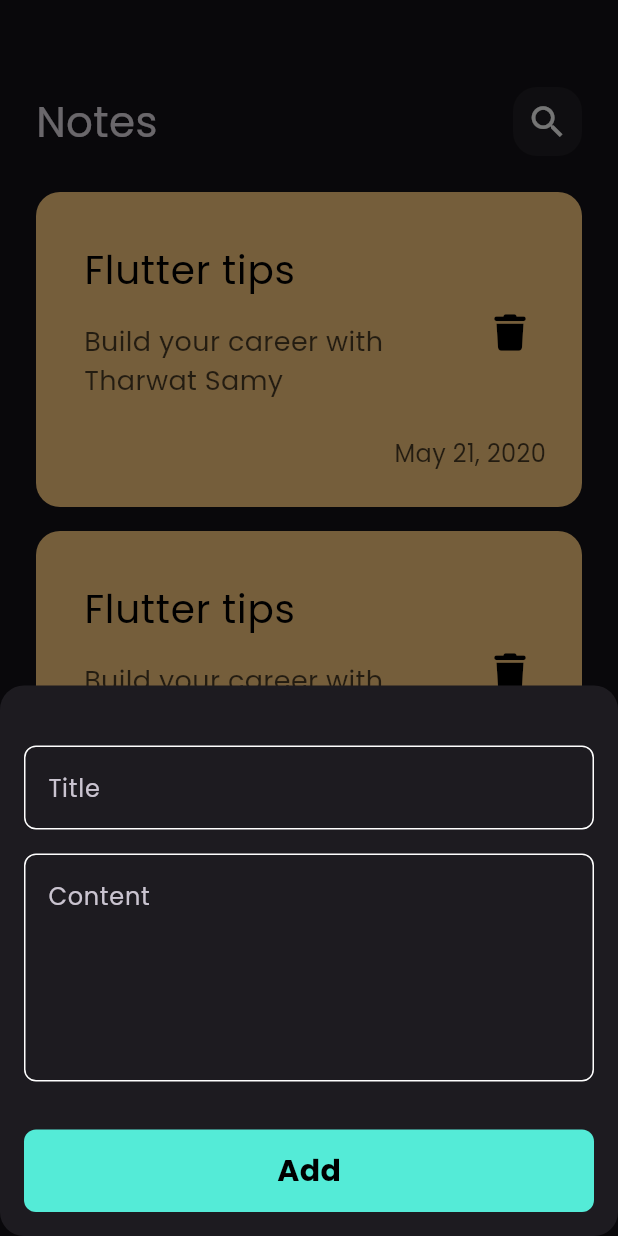
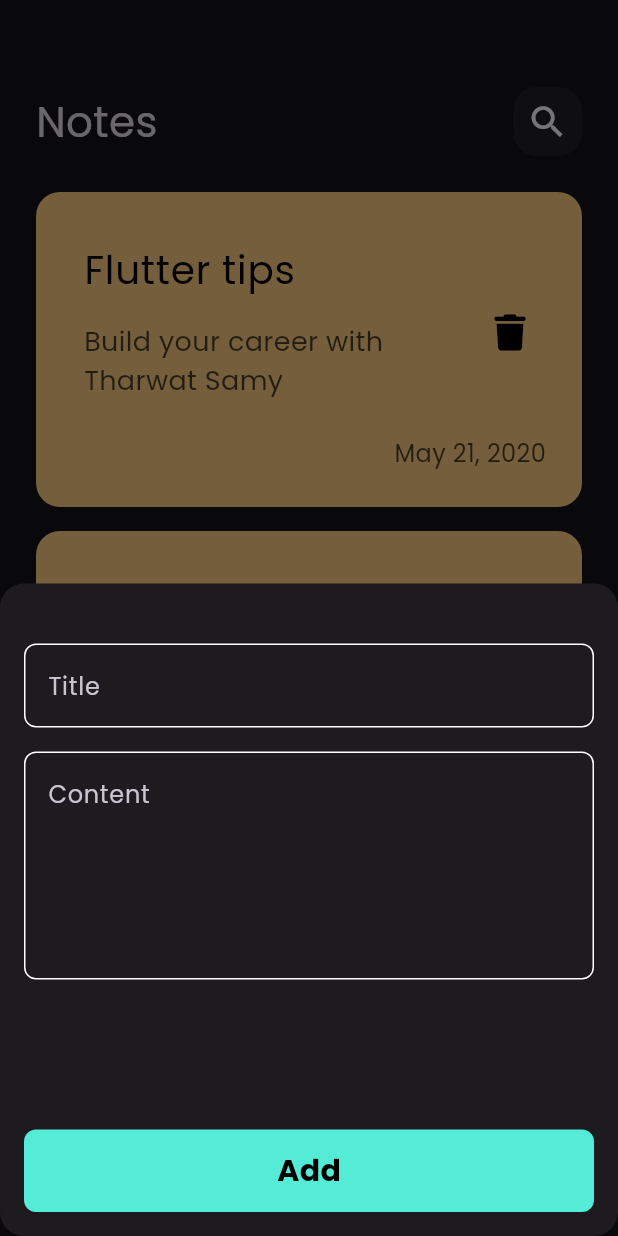
Before and after one commit to KhaledHAnter/notes_app, a Flutter app: the screen it shows after launch, after a tap on the "add" icon, on a phone screen of 412 x 824 dp. Run offline on Flutter 3.47's test engine with Material 3 defaults, Android fonts, the phone set to English and light mode, and no system bars; our stand-ins replace font_awesome_flutter, gap; project files that could hold a hidden picture were left out.

Commit message:
create edit note view

```diff
--- a/lib/Widgets/add_note_buttom_sheet.dart
+++ b/lib/Widgets/add_note_buttom_sheet.dart
@@ -24,7 +24,7 @@ class AddNoteButtomSheet extends StatelessWidget {
               hint: "Content",
               maxLines: 5,
             ),
-            Gap(32),
+            Gap(100),
             CustomButton(),
           ],
         ),
--- a/lib/Widgets/note_item.dart
+++ b/lib/Widgets/note_item.dart
@@ -1,12 +1,17 @@
 import 'package:flutter/material.dart';
 import 'package:font_awesome_flutter/font_awesome_flutter.dart';
+import 'package:note_app_th/Views/edit_note_view.dart';
 
 class NoteItem extends StatelessWidget {
   const NoteItem({super.key});
 
   @override
   Widget build(BuildContext context) {
-    return Container(
+    return GestureDetector(
+      onTap: () {
+        Navigator.pushNamed(context, EditNoteView.id);
+      },
+      child: Container(
         padding: const EdgeInsets.only(top: 24, bottom: 24, left: 16),
         decoration: BoxDecoration(
           color: const Color(0xffffcc80),
@@ -55,6 +60,7 @@ class NoteItem extends StatelessWidget {
             )
           ],
         ),
+      ),
     );
   }
 }
--- a/lib/main.dart
+++ b/lib/main.dart
@@ -1,4 +1,5 @@
 import 'package:flutter/material.dart';
+import 'package:note_app_th/Views/edit_note_view.dart';
 import 'package:note_app_th/Views/note_view.dart';
 
 void main() {
@@ -19,6 +20,7 @@ class MyApp extends StatelessWidget {
       ),
       routes: {
         NotesView.id: (context) => const NotesView(),
+        EditNoteView.id: (context) => const EditNoteView(),
       },
       initialRoute: NotesView.id,
     );
```
Also changed, not shown: lib/Views/edit_note_view.dart (added, +15 -0 lines), lib/Widgets/edit_note_view_body.dart (added, +10 -0 lines). Lines whose indentation alone changed are shown as unchanged.
